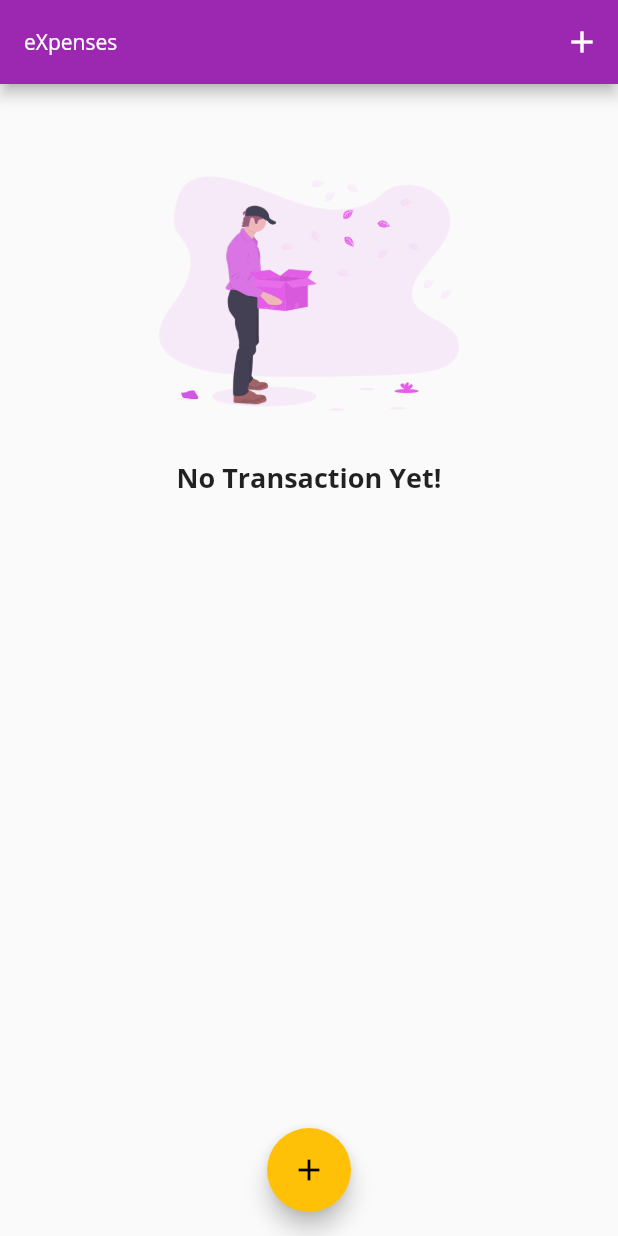
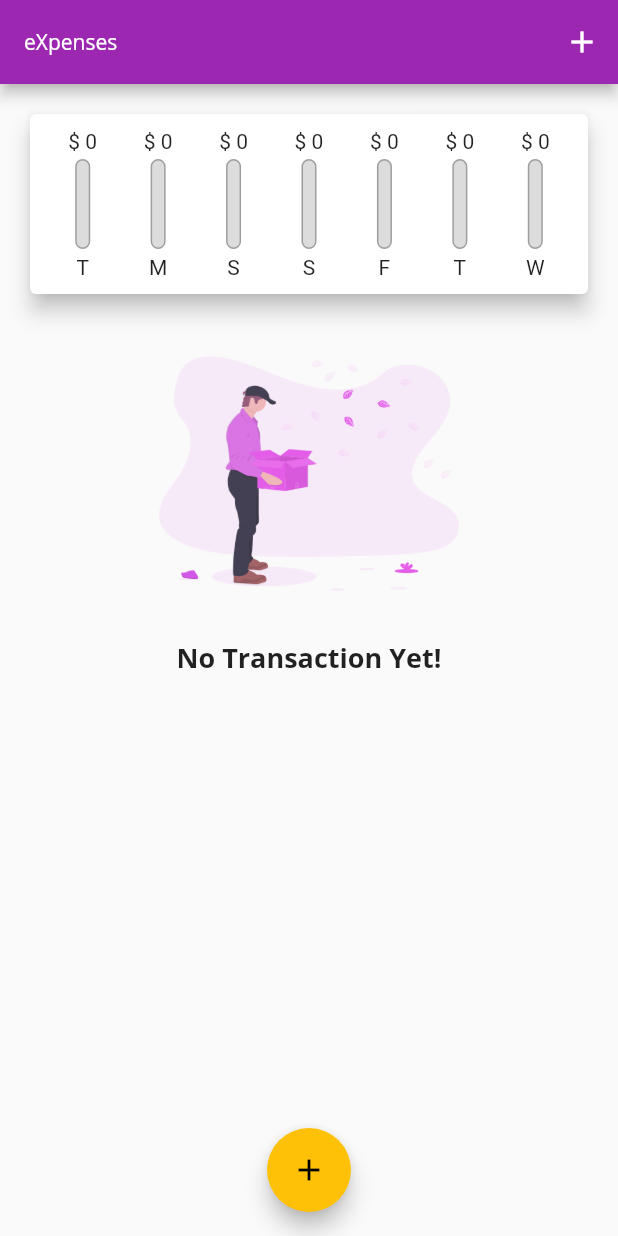
Before and after one commit to Alpha2Chris14/expensesApp, a Flutter app: the screen it shows after launch, on a phone screen of 412 x 824 dp. Run offline on Flutter 3.47's test engine with Material 2 defaults, Android fonts, the phone set to English and light mode, and no system bars.

Commit message:
added ChartBar To Chart to display the chart

```diff
--- a/lib/widgets/chart.dart
+++ b/lib/widgets/chart.dart
@@ -1,3 +1,4 @@
+import 'package:expense/widgets/chart_bar.dart';
 import 'package:flutter/material.dart';
 import 'package:intl/intl.dart';
 import '../models/transaction.dart';
@@ -27,15 +28,33 @@ class Chart extends StatelessWidget {
     );
   }
 
+  double get totalSpending {
+    return groupedTransactionValues.fold(0.0, (previousValue, element) {
+      return previousValue + (element['amount'] as num);
+    });
+  }
+
   @override
   Widget build(BuildContext context) {
     return Card(
       elevation: 6,
       margin: EdgeInsets.all(20),
-      child: Row(
-        children: groupedTransactionValues.map((e) {
-          return Container();
-        }).toList(),
+      child: Padding(
+        padding: const EdgeInsets.all(10),
+        child: Row(
+          mainAxisAlignment: MainAxisAlignment.spaceEvenly,
+          children: groupedTransactionValues.map((data) {
+            return Flexible(
+              fit: FlexFit.tight,
+              child: ChartBar(
+                  label: data['day'] as String,
+                  spendingAmount: data['amount'] as double,
+                  spendingPercentageOfTotal: totalSpending == 0.0
+                      ? 0.0
+                      : (data['amount'] as double) / totalSpending),
+            );
+          }).toList(),
+        ),
       ),
     );
   }
--- a/lib/widgets/chart_bar.dart
+++ b/lib/widgets/chart_bar.dart
@@ -14,7 +14,9 @@ class ChartBar extends StatelessWidget {
   Widget build(BuildContext context) {
     return Column(
       children: [
-        Text('\$ ${spendingAmount.toStringAsFixed(0)}'),
+        FittedBox(
+          child: Text('\$ ${spendingAmount.toStringAsFixed(0)}'),
+        ),
         SizedBox(
           height: 4,
         ),
```
